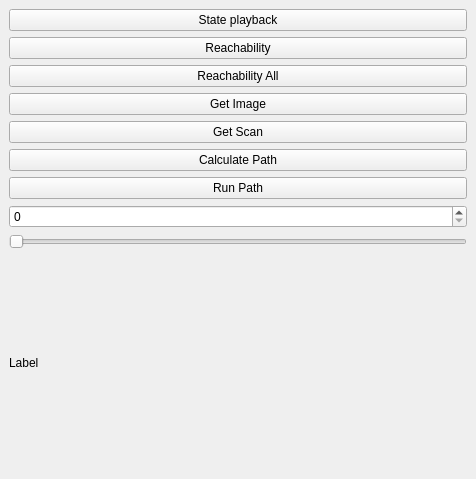
Qt form main/src/SamplePlugin.ui (balintbarna/Robotics-and-Computer-Vision-Semester-Project) before a commit.
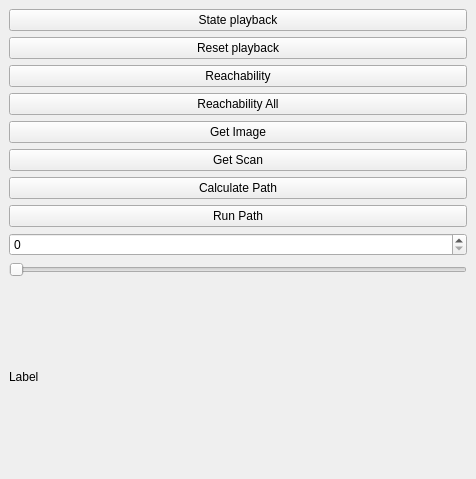
The same form after that commit.

Commit message: added button to reset playback (main button will only pause)

Diff of the .ui file:
```diff
--- a/main/src/SamplePlugin.ui
+++ b/main/src/SamplePlugin.ui
@@ -24,6 +24,13 @@
         </property>
        </widget>
       </item>
+      <item>
+       <widget class="QPushButton" name="_btn_reset_playback">
+        <property name="text">
+         <string>Reset playback</string>
+        </property>
+       </widget>
+      </item>
       <item>
        <widget class="QPushButton" name="_btn_reach">
         <property name="text">
```
